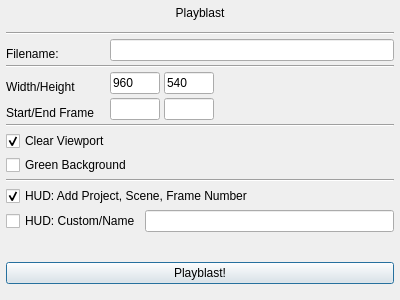
This is src/calabash/scripts/calabash/views/UI/playblast.ui in thomasjmoore/Calabash-Tools as Qt 5 draws it before an edit. The edited form follows.
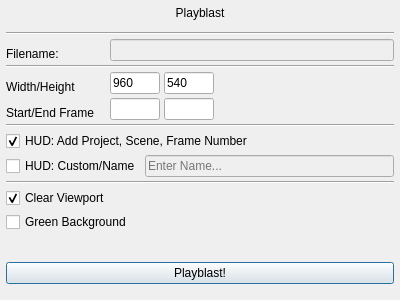
This is the edited form.

What changed in the file:
```diff
--- a/src/calabash/scripts/calabash/views/UI/playblast.ui
+++ b/src/calabash/scripts/calabash/views/UI/playblast.ui
@@ -101,12 +101,18 @@
          <property name="alignment">
           <set>Qt::AlignBottom|Qt::AlignLeading|Qt::AlignLeft</set>
          </property>
+         <property name="buddy">
+          <cstring>filename_le</cstring>
+         </property>
         </widget>
        </item>
        <item>
         <widget class="QLineEdit" name="filename_le">
+         <property name="enabled">
+          <bool>false</bool>
+         </property>
          <property name="readOnly">
-          <bool>true</bool>
+          <bool>false</bool>
          </property>
         </widget>
        </item>
@@ -144,6 +150,9 @@
          <property name="alignment">
           <set>Qt::AlignBottom|Qt::AlignLeading|Qt::AlignLeft</set>
          </property>
+         <property name="buddy">
+          <cstring>width_le</cstring>
+         </property>
         </widget>
        </item>
        <item>
@@ -224,6 +233,9 @@
          <property name="alignment">
           <set>Qt::AlignBottom|Qt::AlignLeading|Qt::AlignLeft</set>
          </property>
+         <property name="buddy">
+          <cstring>start_le</cstring>
+         </property>
         </widget>
        </item>
        <item>
@@ -280,30 +292,6 @@
        </property>
       </widget>
      </item>
-     <item>
-      <widget class="QCheckBox" name="clearViewport_chk">
-       <property name="text">
-        <string>Clear Viewport</string>
-       </property>
-       <property name="checked">
-        <bool>true</bool>
-       </property>
-      </widget>
-     </item>
-     <item>
-      <widget class="QCheckBox" name="green_chk">
-       <property name="text">
-        <string>Green Background</string>
-       </property>
-      </widget>
-     </item>
-     <item>
-      <widget class="Line" name="line_4">
-       <property name="orientation">
-        <enum>Qt::Horizontal</enum>
-       </property>
-      </widget>
-     </item>
      <item>
       <widget class="QCheckBox" name="hud_chk">
        <property name="text">
@@ -328,13 +316,43 @@
        </item>
        <item>
         <widget class="QLineEdit" name="cstmHud_le">
+         <property name="enabled">
+          <bool>false</bool>
+         </property>
          <property name="text">
           <string/>
          </property>
+         <property name="placeholderText">
+          <string>Enter Name...</string>
+         </property>
         </widget>
        </item>
       </layout>
      </item>
+     <item>
+      <widget class="Line" name="line_4">
+       <property name="orientation">
+        <enum>Qt::Horizontal</enum>
+       </property>
+      </widget>
+     </item>
+     <item>
+      <widget class="QCheckBox" name="clearViewport_chk">
+       <property name="text">
+        <string>Clear Viewport</string>
+       </property>
+       <property name="checked">
+        <bool>true</bool>
+       </property>
+      </widget>
+     </item>
+     <item>
+      <widget class="QCheckBox" name="green_chk">
+       <property name="text">
+        <string>Green Background</string>
+       </property>
+      </widget>
+     </item>
      <item>
       <spacer name="playblast_vspc">
        <property name="orientation">
```
